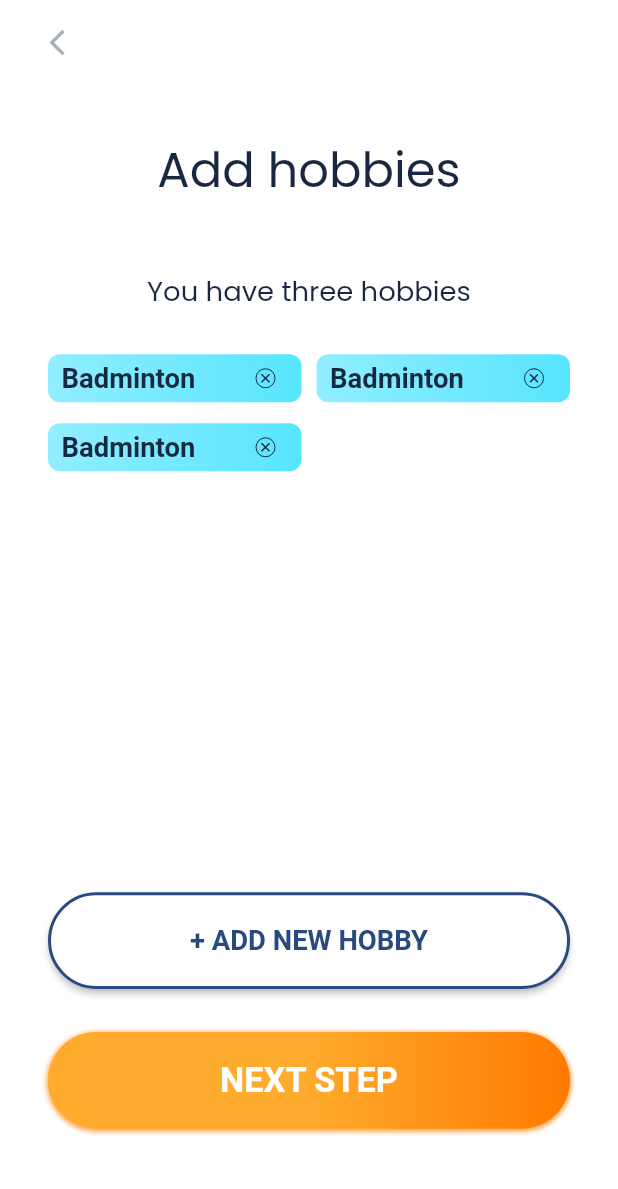
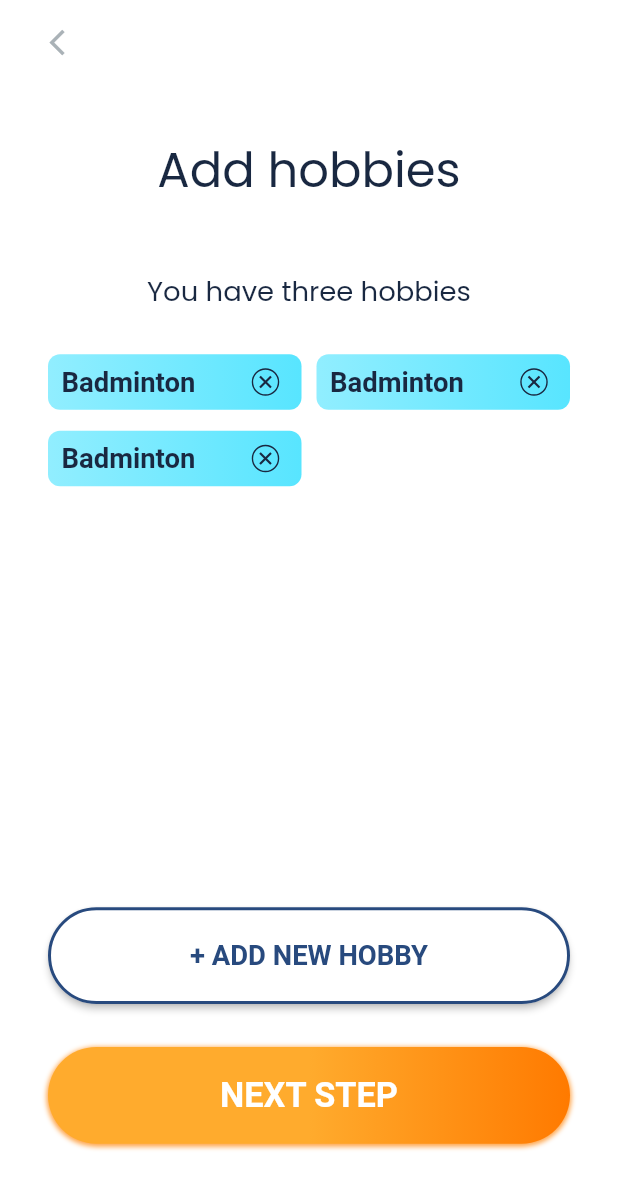
Before and after one commit to RitutoshAeologic/buddee_ui, a Flutter app: the AddedHobbies screen opened directly, on a phone screen of 412 x 824 dp. Shown: the top 1189 px of the screen. Run offline on Flutter 3.47's test engine with Material 2 defaults, Android fonts, the phone set to English and light mode, and no system bars; our stand-ins replace camera, flutter_screenutil, flutter_svg, get, image_picker, toggle_switch; Roboto replaces fonts that are missing (PoppinsR); project files that could hold a hidden picture were left out.

Commit message:
buddee ui

```diff
--- a/lib/core/ui/added_hobby_list.dart
+++ b/lib/core/ui/added_hobby_list.dart
@@ -60,7 +60,7 @@ class _AddedHobbiesState extends State<AddedHobbies> {
                      childAspectRatio: 10 / 2,
                      crossAxisSpacing: 10.0,
                      mainAxisSpacing: 14.0,
-                   mainAxisExtent: 32,
+                   mainAxisExtent: 37,
                  ),
                  itemBuilder: (BuildContext context, int index){
                return
@@ -90,7 +90,8 @@ class _AddedHobbiesState extends State<AddedHobbies> {
                        temp.removeAt(index);
                      }, icon: SvgPicture.asset(AppIcons.delete,
                      height: ScreenUtil().setHeight(20),
-                     width: ScreenUtil().setWidth(20),color: AppColors.textblueColor,),
+                     width: ScreenUtil().setWidth(20),color: AppColors.textblueColor,
+                     fit: BoxFit.fitWidth,),
                      ),
                    ],
                  ),
```
